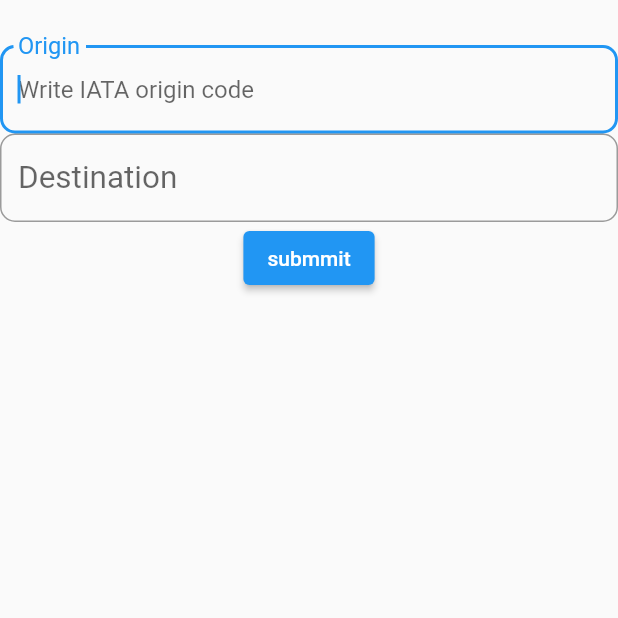
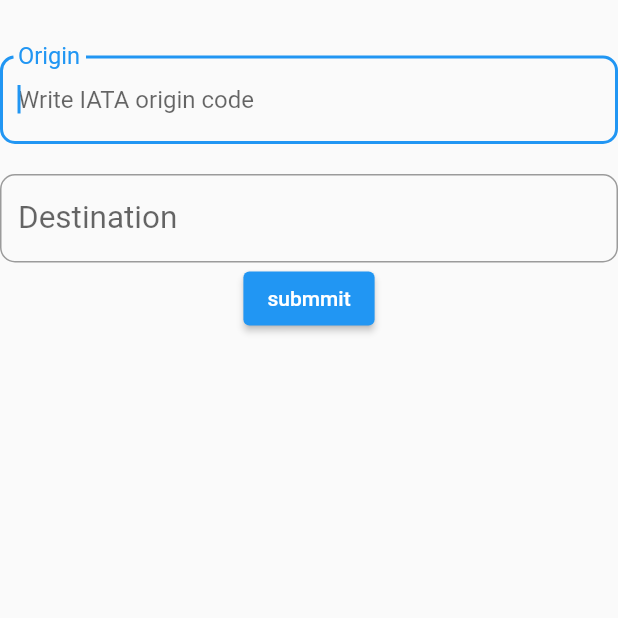
Before and after one commit to Acment/airports-of-the-city-app, a Flutter app: the DistanceAirportsPage screen opened directly, on a phone screen of 412 x 824 dp, the top half of it. Run offline on Flutter 3.47's test engine with Material 2 defaults, Android fonts, the phone set to English and light mode, and no system bars; our stand-ins replace bloc, dio, equatable, flutter_bloc; network calls fail.

Commit message:
text fields and button created

```diff
--- a/lib/views/distance_airports/distance_airports_page.dart
+++ b/lib/views/distance_airports/distance_airports_page.dart
@@ -5,7 +5,8 @@ import 'package:aiports_of_the_city/views/distance_airports/distance_airports_bl
 
 class DistanceAirportsPage extends StatelessWidget {
 
-  final List<String> routeText = new List();
+  String origin;
+  String destination;
 
   @override
   Widget build(BuildContext context) {
@@ -13,11 +14,14 @@ class DistanceAirportsPage extends StatelessWidget {
 
     return Scaffold(
       body: Container(
-        margin: EdgeInsets.only(top: 30.0),
+        margin: EdgeInsets.only(top: 37.0),
         child: Column(
           children: <Widget>[
             inputsFields(),
-            ElevatedButton(onPressed: (){}, child: Text('submmit'),),
+            ElevatedButton(
+              onPressed: () => _bloc.add(DistanceSearchEvent(origin: origin, destination: destination)),
+              child: Text('submmit'),
+              ),
           ]
         ),
       )
@@ -38,10 +42,11 @@ class DistanceAirportsPage extends StatelessWidget {
         ),
         onChanged: (String inputText){
           if (inputText.length > 0){
-            routeText[0] = inputText.trim().toUpperCase();
+            destination = inputText.trim().toUpperCase();
           }
         },
         ),
+        Padding(padding: EdgeInsets.only(top: 20)),
         TextField(
         textCapitalization: TextCapitalization.words,
         decoration: InputDecoration(
@@ -52,7 +57,7 @@ class DistanceAirportsPage extends StatelessWidget {
         ),
         onChanged: (String inputText){
           if (inputText.length > 0){
-            routeText[1] = inputText.trim().toUpperCase();
+            origin = inputText.trim().toUpperCase();
           }
         },
         ),
```
